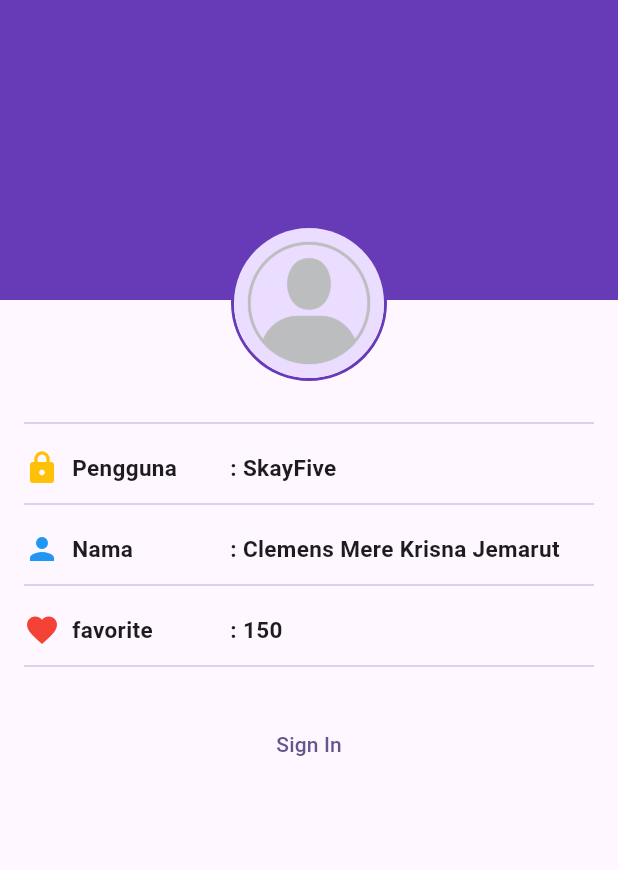
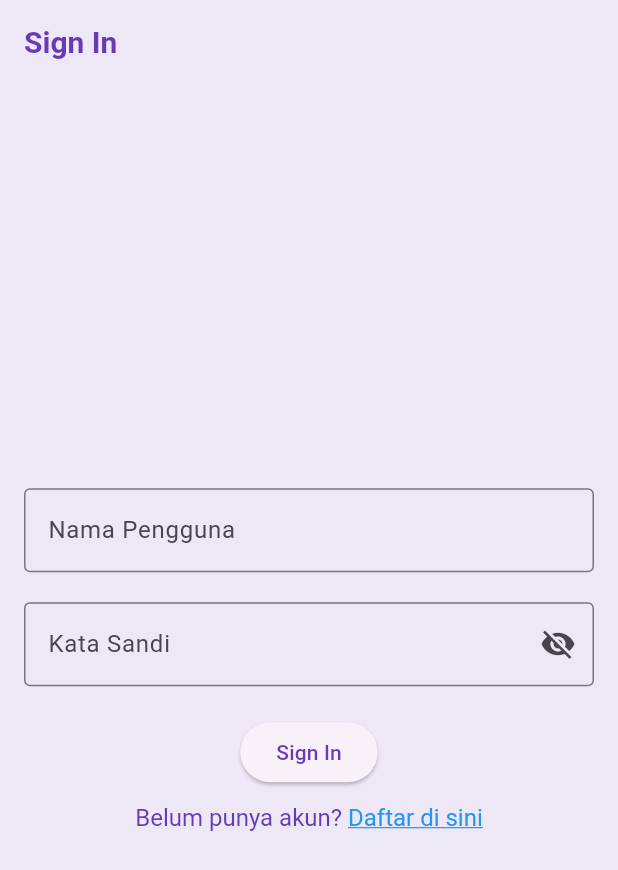
Before and after one commit to SkayFive/wisata_candi_krisna, a Flutter app: the screen it shows after launch, on a phone screen of 412 x 824 dp. Shown: the top 870 px of the screen. Run offline on Flutter 3.47's test engine with Material 3 defaults, Android fonts, the phone set to English and light mode, and no system bars.

Commit message:
Progres Wisata Candi
Membuat Tampilan Sign In

```diff
--- a/lib/main.dart
+++ b/lib/main.dart
@@ -2,6 +2,7 @@
 // import 'package:wisata_candi_krisna/data/candi_data.dart';
 // import 'package:wisata_candi_krisna/screens/detail_screen.dart';
 import 'package:wisata_candi_krisna/screens/profile_screen.dart';
+import 'package:wisata_candi_krisna/screens/signIn_screen.dart';
 
 void main() {
   runApp(const MyApp());
@@ -17,10 +18,20 @@
       debugShowCheckedModeBanner: false,
       title: 'Wisata Candi',
       theme: ThemeData(
-        colorScheme: ColorScheme.fromSeed(seedColor: Colors.deepPurple),
+        appBarTheme: const AppBarTheme(
+          iconTheme: IconThemeData(color: Colors.deepPurple),
+          titleTextStyle: TextStyle(
+            color: Colors.deepPurple,
+            fontSize: 20,
+            fontWeight: FontWeight.bold,
+          ),
+        ),
+        colorScheme: ColorScheme.fromSeed(
+          seedColor: Colors.deepPurple,
+        ).copyWith(primary: Colors.deepPurple, surface: Colors.deepPurple[50]),
       ),
       // home: DetailScreen(candi: candiList[0]),
-      home: ProfileScreen(),
+      home: SignInScreen(),
     );
   }
 }
--- /dev/null
+++ b/lib/screens/signIn_screen.dart
@@ -0,0 +1,111 @@
+import 'package:flutter/gestures.dart';
+import 'package:flutter/material.dart';
+
+class SignInScreen extends StatefulWidget {
+  SignInScreen({super.key});
+
+  @override
+  State<SignInScreen> createState() => _SignInScreenState();
+}
+
+class _SignInScreenState extends State<SignInScreen> {
+  //TODO: 1. Deklarasikan variabel
+  final TextEditingController _usernamecontroller = TextEditingController();
+
+  final TextEditingController _passwordcontroller = TextEditingController();
+
+  String _errorText = '';
+
+  bool _isSignedIn = false;
+
+  bool _obscurePassword = true;
+
+  @override
+  Widget build(BuildContext context) {
+    return Scaffold(
+      //TODO: 2. Pasang AppBar
+      appBar: AppBar(title: Text('Sign In')),
+
+      //TODO: 3. Pasang body
+      body: Center(
+        child: SingleChildScrollView(
+          child: Padding(
+            padding: const EdgeInsets.all(16),
+            child: Form(
+              child: Column(
+                //TODO: 4. Atur mainAxisAlignment dan crossAxisAlignment
+                mainAxisAlignment: MainAxisAlignment.center,
+                crossAxisAlignment: CrossAxisAlignment.center,
+                children: [
+                  //TODO: 5. Pasang TextFormField nama pengguna
+                  TextFormField(
+                    controller: _usernamecontroller,
+                    decoration: InputDecoration(
+                      labelText: 'Nama Pengguna',
+                      border: OutlineInputBorder(),
+                    ),
+                  ),
+
+                  //TODO: 6. Pasang TextFormField kata sandi
+                  SizedBox(height: 20),
+                  TextFormField(
+                    controller: _passwordcontroller,
+                    decoration: InputDecoration(
+                      labelText: 'Kata Sandi',
+                      errorText: _errorText.isNotEmpty ? _errorText : null,
+                      border: OutlineInputBorder(),
+                      suffixIcon: IconButton(
+                        onPressed: () {
+                          setState(() {
+                            _obscurePassword = !_obscurePassword;
+                          });
+                        },
+                        icon: Icon(
+                          _obscurePassword
+                              ? Icons.visibility_off
+                              : Icons.visibility,
+                        ),
+                      ),
+                    ),
+                    obscureText: _obscurePassword,
+                  ),
+
+                  //TODO: 7. Pasang ElevatedButton untuk sign in
+                  SizedBox(height: 20),
+                  ElevatedButton(onPressed: () {}, child: Text('Sign In')),
+
+                  //TODO: 8. Pasang TextButton sign up
+                  SizedBox(height: 10),
+                  // TextButton(
+                  //   onPressed: () {},
+                  //   child: Text('Belum punya akun? Daftar di sini'),
+                  // ),
+
+                  RichText(
+                    text: TextSpan(
+                      text: 'Belum punya akun? ',
+                      style: TextStyle(fontSize: 16, color: Colors.deepPurple),
+                      children: <TextSpan>[
+                        TextSpan(
+                          text: 'Daftar di sini',
+                          style: TextStyle(
+                            color: Colors
+                                .blue, // warna untuk teks yang bisa ditekan
+                            decoration: TextDecoration.underline,
+                            fontSize: 16,
+                          ),
+                          recognizer: TapGestureRecognizer()
+                            ..onTap = () {}, // Aksi ketika teks ditekan
+                        ),
+                      ],
+                    ),
+                  ),
+                ],
+              ),
+            ),
+          ),
+        ),
+      ),
+    );
+  }
+}
```
